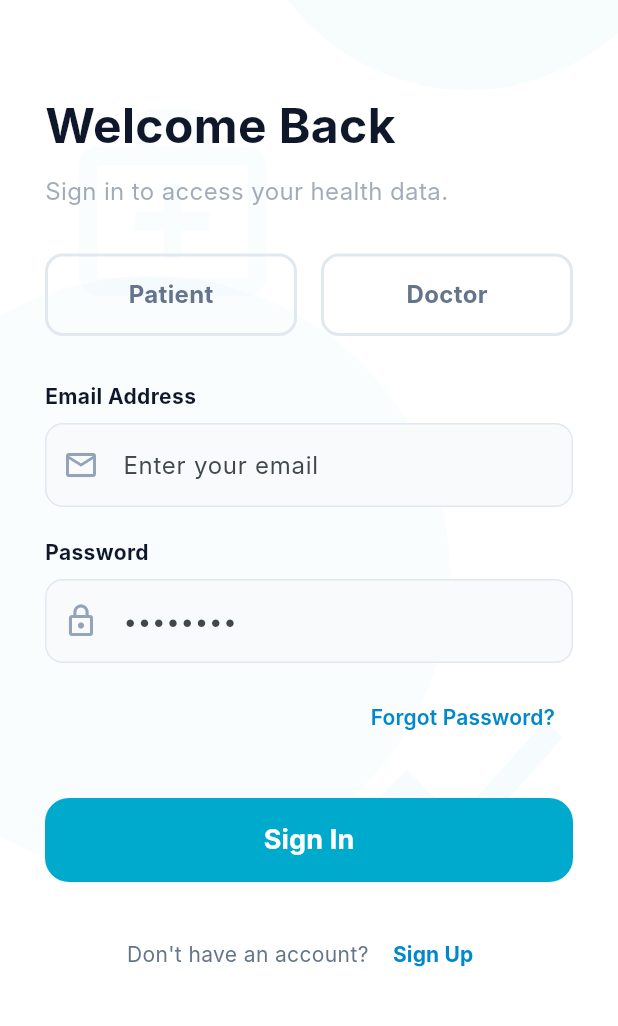
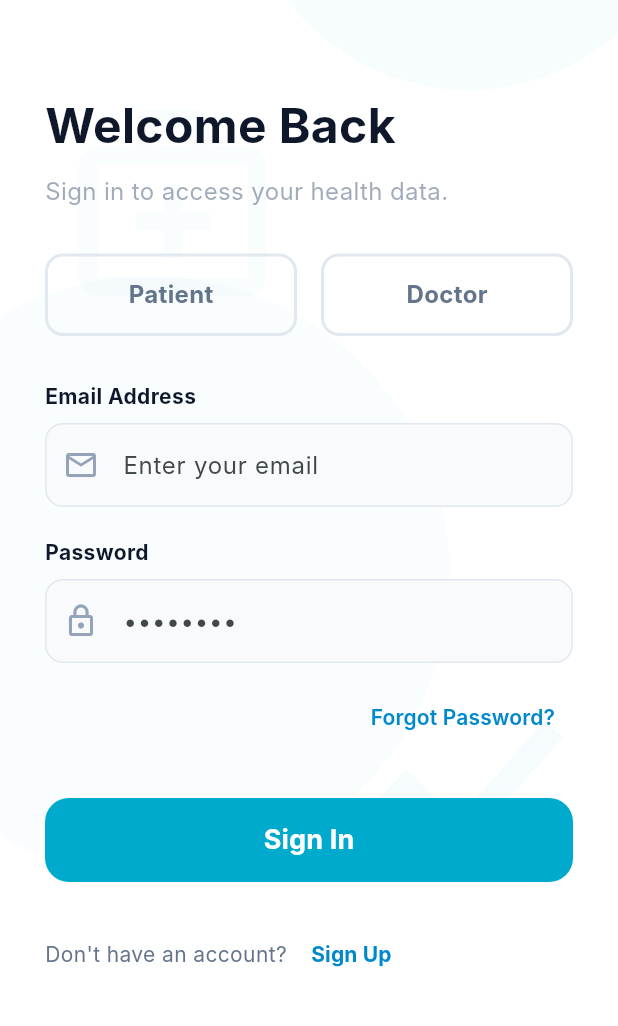
Before and after one commit to do7a676/Healix, a Flutter app: the screen it shows after launch, on a phone screen of 412 x 824 dp, the part 210-1236 px from its top. Run offline on Flutter 3.47's test engine with Material 3 defaults, Android fonts, the phone set to English and light mode, and no system bars; our stand-ins replace dio, flutter_riverpod, image_picker, shared_preferences; accounts and stored records are empty; Roboto replaces fonts that are missing (Inter).

Commit message:
his commit message

```diff
--- a/lib/pages/doctor_patients_page.dart
+++ b/lib/pages/doctor_patients_page.dart
@@ -152,18 +152,21 @@ class DoctorPatientsPage extends StatelessWidget {
 
             // Patient Cards
             _buildPatientCard(
+              context: context,
               name: 'Maria Garcia', id: '#ER-99201', status: 'Stable', isUrgent: false,
               dateOrTime: 'Oct 12, 2023', dateIcon: Icons.calendar_today,
               condition: 'Vitals Normal', conditionIcon: Icons.monitor_heart_outlined,
               isDark: isDark, cardColor: cardColor, textColor: textColor, subTextColor: subTextColor, borderColor: borderColor,
             ),
             _buildPatientCard(
+              context: context,
               name: 'James Wilson', id: '#IC-44021', status: 'Needs Review', isUrgent: true,
               dateOrTime: '2h ago', dateIcon: Icons.access_time_filled,
               condition: 'Elevated Temp', conditionIcon: Icons.thermostat,
               isDark: isDark, cardColor: cardColor, textColor: textColor, subTextColor: subTextColor, borderColor: borderColor,
             ),
             _buildPatientCard(
+              context: context,
               name: 'Sarah Lee', id: '#ER-99205', status: 'Stable', isUrgent: false,
               dateOrTime: 'Oct 11, 2023', dateIcon: Icons.calendar_today,
               condition: 'Medication Plan', conditionIcon: Icons.medical_services_outlined,
@@ -196,6 +199,7 @@ class DoctorPatientsPage extends StatelessWidget {
   }
 
   Widget _buildPatientCard({
+    required BuildContext context,
     required String name, required String id, required String status, required bool isUrgent,
     required String dateOrTime, required IconData dateIcon, required String condition, required IconData conditionIcon,
     required bool isDark, required Color cardColor, required Color textColor, required Color subTextColor, required Color borderColor,
--- a/lib/pages/login_page.dart
+++ b/lib/pages/login_page.dart
@@ -56,7 +56,7 @@ class _LoginPageState extends State<LoginPage> {
     if (result.isSuccess) {
       final user = result.user!;
       healixStore.setUserName(user.fullName.isNotEmpty ? user.fullName : _emailController.text.split('@').first);
-      if (user.role == 'doctor') {
+      if (user.role.toLowerCase() == 'doctor') {
         Navigator.pushReplacement(context, SlideRightRoute(page: DoctorHomePage(username: user.fullName)));
       } else {
         Navigator.pushReplacement(context, SlideRightRoute(page: HomePage(username: user.fullName)));
@@ -223,8 +223,9 @@ class _LoginPageState extends State<LoginPage> {
                   ),
                 ),
                 const SizedBox(height: 24),
-                Row(
-                  mainAxisAlignment: MainAxisAlignment.center,
+                Wrap(
+                  alignment: WrapAlignment.center,
+                  crossAxisAlignment: WrapCrossAlignment.center,
                   children: [
                     const Text(
                       'Don\'t have an account? ',
```
Also changed, not shown: lib/services/auth_service.dart (+30 -0 lines).
